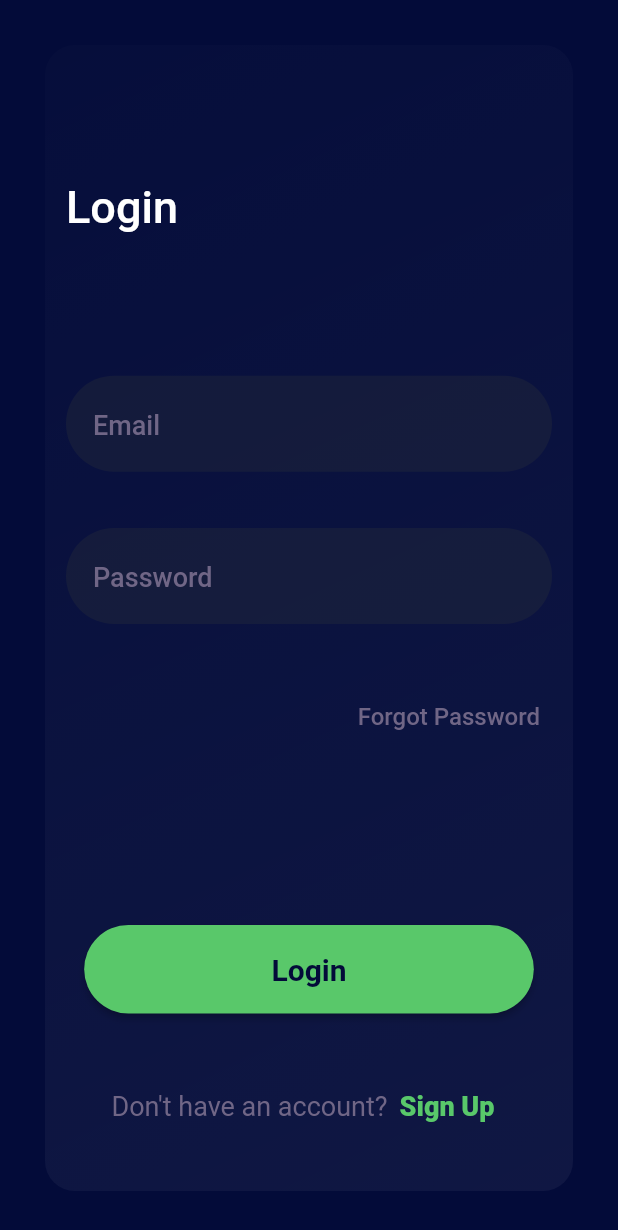
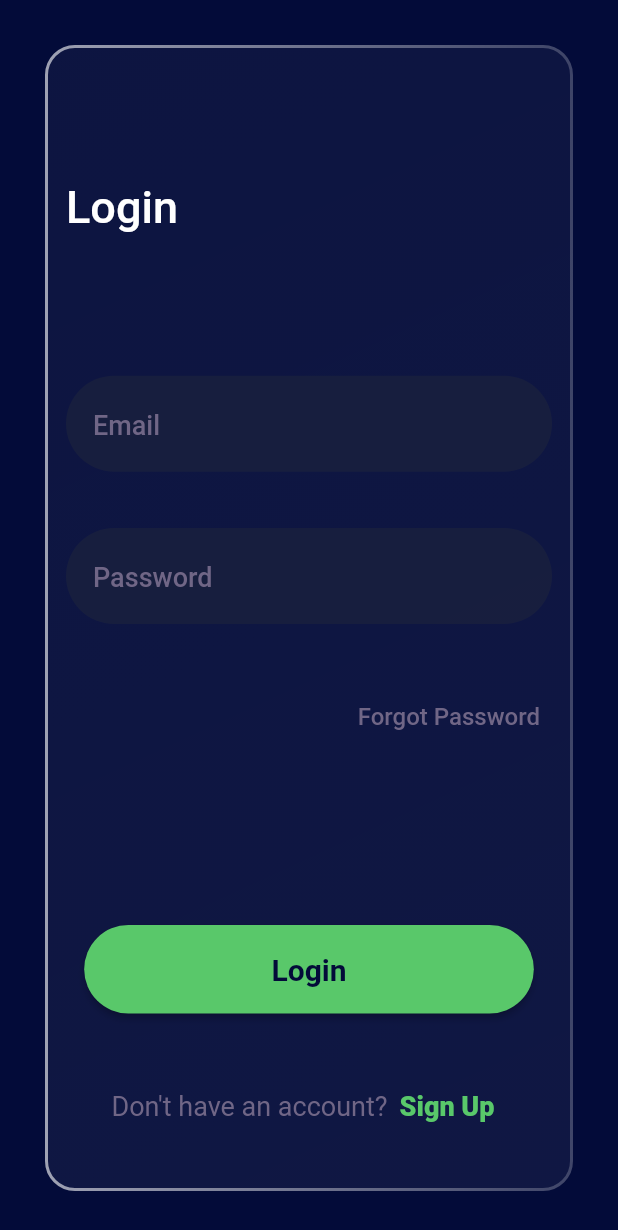
Before and after one commit to Clueless-Community/Spectrum-UI, a Flutter app: the screen it shows after launch, after a tap on "Login UI", on a phone screen of 412 x 824 dp. Shown: the top 1230 px of the screen. Run offline on Flutter 3.47's test engine with Material 2 defaults, Android fonts, the phone set to English and light mode, and no system bars; drawn by our look-alikes of glassmorphism.

Commit message:
Sign-Up-Login-UI

```diff
--- a/lib/UI_Pages/loginScreen_AnukirtiYadav/screens/login_screen.dart
+++ b/lib/UI_Pages/loginScreen_AnukirtiYadav/screens/login_screen.dart
@@ -29,14 +29,14 @@ class _LoginScreenState extends State<LoginScreen> {
             begin: Alignment.topLeft,
             end: Alignment.bottomRight,
             colors: [
-              const Color(0xFFffffff).withOpacity(0.01),
+              const Color(0xFFffffff).withOpacity(0.04),
               const Color(0xFFFFFFFF).withOpacity(0.05),
             ],
           ),
           borderGradient: LinearGradient(
             colors: [
-              const Color(0xFFffffff).withOpacity(0),
-              const Color((0xFFFFFFFF)).withOpacity(0),
+              const Color(0xFFffffff).withOpacity(0.6),
+              const Color((0xFFFFFFFF)).withOpacity(0.2),
             ],
           ),
           child: Padding(
```
